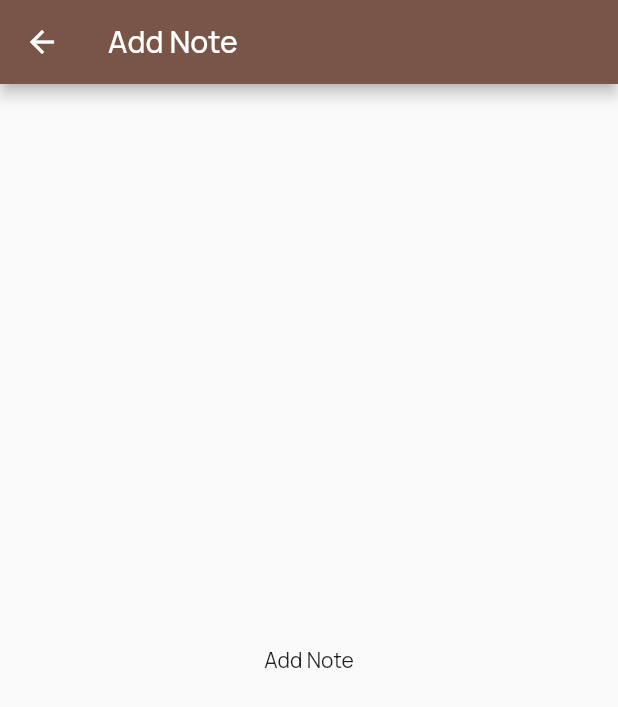
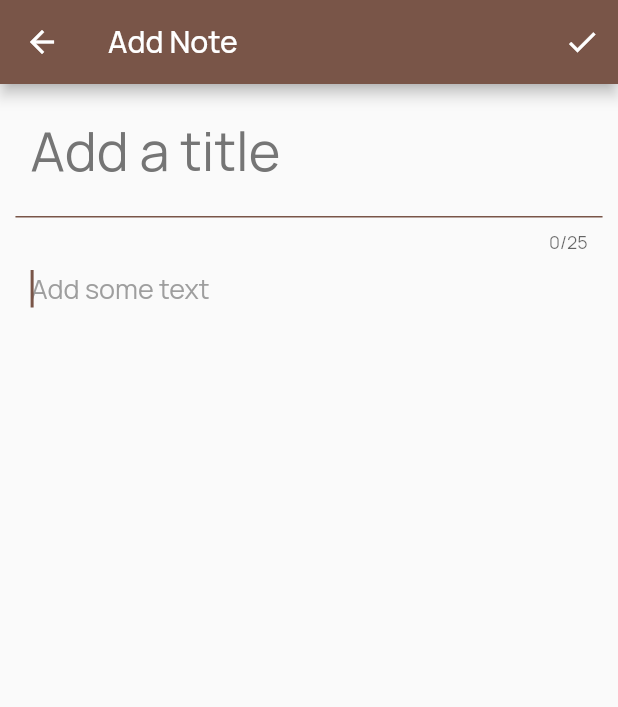
Before and after one commit to jacribeiro/NotesApp, a Flutter app: the screen it shows after launch, after a tap on the "add" icon, on a phone screen of 412 x 824 dp. Shown: the top 707 px of the screen. Run offline on Flutter 3.47's test engine with Material 2 defaults, Android fonts, the phone set to English and light mode, and no system bars; our stand-ins replace sqflite; accounts and stored records are empty.

Commit message:
Updated page to add notes. Notes are now added to database, and are accessible from the main page

```diff
--- a/lib/add_note_page.dart
+++ b/lib/add_note_page.dart
@@ -1,21 +1,100 @@
 import 'package:flutter/material.dart';
+import 'package:notes_app/main_page.dart';
+import 'package:notes_app/note_database_helper.dart';
+import 'note_model.dart';
 
 class AddNotePage extends StatefulWidget {
-  const AddNotePage({super.key});
+  final NoteDatabaseHelper? helper;
+
+  const AddNotePage({Key? key, this.helper}) : super(key: key);
 
   @override
   State<AddNotePage> createState() => _AddNotePageState();
 }
 
 class _AddNotePageState extends State<AddNotePage> {
+  final titleController = TextEditingController();
+  final contentController = TextEditingController();
+
+  @override
+  void dispose() {
+    titleController.dispose();
+    contentController.dispose();
+    super.dispose();
+  }
+
   @override
   Widget build(BuildContext context) {
+    final NoteDatabaseHelper? helper = widget.helper;
     return Scaffold(
       appBar: AppBar(
         title: const Text('Add Note'),
+        actions: [
+          IconButton(
+            icon: const Icon(Icons.check),
+            onPressed: () {
+              var title = titleController.text;
+              var content = contentController.text;
+              var note = NoteModel(title: title, content: content, date: DateTime.now());
+              helper?.newNote(note);
+              Navigator.pop(context);
+            }
+          ),
+        ],
       ),
-      body: const Center(
-        child: Text('Add Note'),
+      body: Center(
+        child: Form(
+          child: FractionallySizedBox(
+            widthFactor: 0.95,
+            child: Column(
+              children: [
+                TextFormField(
+                  controller: titleController,
+                  decoration: InputDecoration(
+                    contentPadding: const EdgeInsets.only(top: 20, bottom: 20, left: 10, right: 10),
+                    hintText: 'Add a title',
+                    hintStyle: TextStyle(
+                      color: Colors.grey.shade600,
+                      fontSize: 36,
+                    ),
+                    enabledBorder: const UnderlineInputBorder(
+                      borderSide: BorderSide(
+                        color: Colors.brown,
+                        width: 1,
+                      ),
+                    ),
+                    disabledBorder: const UnderlineInputBorder(
+                      borderSide: BorderSide(
+                        color: Colors.brown,
+                        width: 3,
+                      ),
+                    ),
+                  ),
+                  maxLength: 25,
+                  style: const TextStyle(
+                    fontSize: 36,
+                  ),
+                ),
+                TextFormField(
+                  autofocus: true,
+                  controller: contentController,
+                  decoration: InputDecoration(
+                    contentPadding: const EdgeInsets.only(left: 10, right: 10),
+                    border: InputBorder.none,
+                    hintText: 'Add some text',
+                    hintStyle: TextStyle(
+                      color: Colors.grey.shade500,
+                      fontSize: 18,
+                    ),
+                  ),
+                  style: const TextStyle(
+                    fontSize: 18,
+                  ),
+                ),
+              ],
+            ),
+          ),
+        ),
       ),
     );
   }
--- a/lib/main_page.dart
+++ b/lib/main_page.dart
@@ -30,7 +30,9 @@ class _MainPageState extends State<MainPage> {
   Route _addPageRoute() {
   return PageRouteBuilder(
     pageBuilder: (context, animation, secondaryAnimation) =>
-        const AddNotePage(),
+        AddNotePage(
+          helper: databaseHelper,
+        ),
     transitionsBuilder: (context, animation, secondaryAnimation, child) {
       const begin = Offset(1.0, 0.0);
       const end = Offset.zero;
@@ -49,9 +51,21 @@ class _MainPageState extends State<MainPage> {
 
   @override
   Widget build(BuildContext context) {
+    loadNotes();
     return Scaffold(
       appBar: AppBar(
-        title: const Text('Notes'),
+        title: const Text('My Notes'),
+        actions: [
+          IconButton(
+            icon: const Icon(Icons.delete),
+            onPressed: () {
+              databaseHelper.clearDatabase();
+              setState(() {
+                loadNotes();
+              });
+            },
+          )
+        ]
       ),
       body: notes.isEmpty
           ? const Center(
@@ -62,7 +76,6 @@ class _MainPageState extends State<MainPage> {
               padding: const EdgeInsets.all(16),
               children: notes
                   .map((note) => NoteCard(
-                        key: ValueKey(note.id),
                         title: note.title,
                         content: note.content,
                         date: note.date,
--- a/lib/note_model.dart
+++ b/lib/note_model.dart
@@ -1,13 +1,11 @@
 class NoteModel {
 
-  int id;
   String title;
   String content;
   DateTime date;
 
-  NoteModel({required this.id, required this.title, required this.content, required this.date});
+  NoteModel({required this.title, required this.content, required this.date});
 
-  int getId() => id;
 
   String getTitle() => title;
 
@@ -25,7 +23,6 @@ class NoteModel {
 
   Map<String, Object?> toMap() {
     return {
-      'id': id,
       'title': title,
       'content': content,
       'date': date.millisecondsSinceEpoch,
@@ -33,8 +30,7 @@ class NoteModel {
   }
 
   NoteModel.fromMap(Map<String, dynamic> map)
-      : id = map['id'],
-        title = map['title'],
+      : title = map['title'],
         content = map['content'],
         date = DateTime.fromMillisecondsSinceEpoch(map['date']);
 }
--- a/pubspec.yaml
+++ b/pubspec.yaml
@@ -29,10 +29,10 @@ environment:
 # versions available, run `flutter pub outdated`.
 dependencies:
   sqflite: ^2.0.0
+  intl: ^0.17.0
   path: ^1.8.0
   flutter:
     sdk: flutter
-
 
   # The following adds the Cupertino Icons font to your application.
   # Use with the CupertinoIcons class for iOS style icons.
```
Also changed, not shown: lib/note_card.dart (+7 -1 lines), lib/note_database_helper.dart (+12 -0 lines), pubspec.lock.
